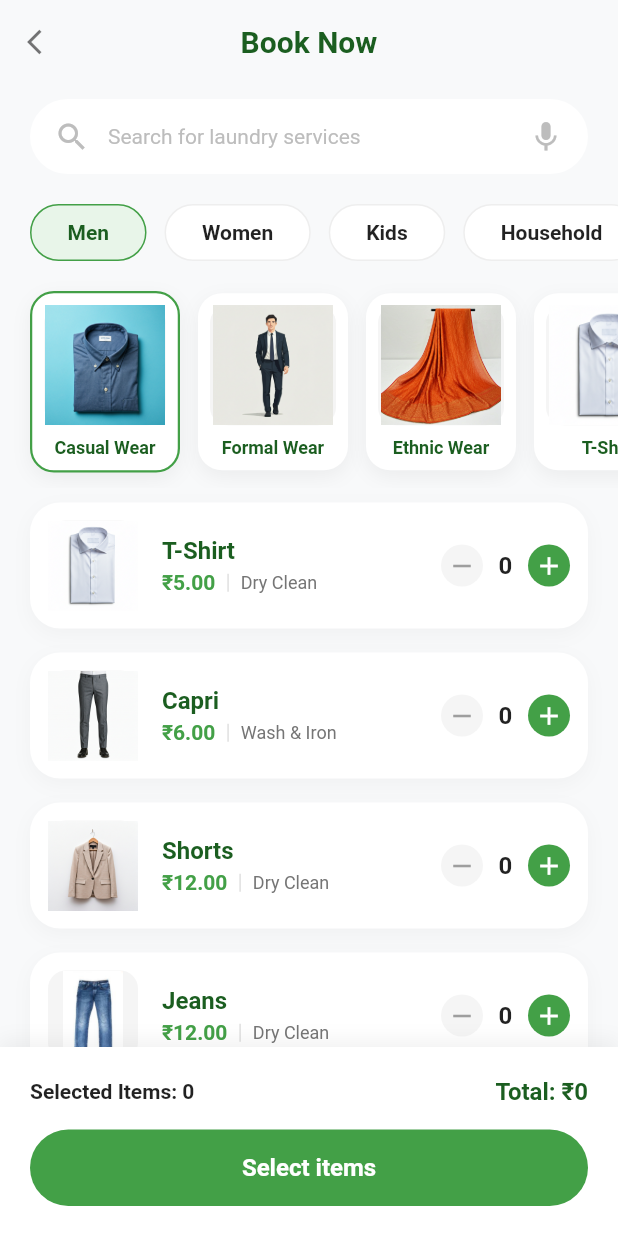
After one commit to gohypedevelopers-stack/cleclo, a Flutter app: the BookServiceScreen screen opened by its route, on a phone screen of 412 x 824 dp. The commit adds this screen. Run offline on Flutter 3.47's test engine with Material 3 defaults, Android fonts, the light colour scheme and no system bars; our stand-ins replace go_router, smooth_page_indicator.

Commit message:
feat: Implement home and book service screens with new routing and image assets.

```diff
--- /dev/null
+++ b/lib/features/home/view/book_service_screen.dart
@@ -0,0 +1,396 @@
+import 'package:cleclo/utils/images/images.dart';
+import 'package:cleclo/utils/theme/colors.dart';
+import 'package:flutter/material.dart';
+import 'package:go_router/go_router.dart';
+
+class BookServiceScreen extends StatefulWidget {
+  const BookServiceScreen({super.key});
+
+  @override
+  State<BookServiceScreen> createState() => _BookServiceScreenState();
+}
+
+class _BookServiceScreenState extends State<BookServiceScreen> {
+  String _selectedCategory = 'Men';
+
+  // Mock data for items
+  final List<Map<String, dynamic>> _items = [
+    {
+      'image': Images.tShirt,
+      'name': 'T-Shirt',
+      'price': 5.00,
+      'service': 'Dry Clean',
+      'quantity': 0,
+    },
+    {
+      'image': Images.capri,
+      'name': 'Capri',
+      'price': 6.00,
+      'service': 'Wash & Iron',
+      'quantity': 0,
+    },
+    {
+      'image': Images.shorts,
+      'name': 'Shorts',
+      'price': 12.00,
+      'service': 'Dry Clean',
+      'quantity': 0,
+    },
+    {
+      'image': Images.jeans,
+      'name': 'Jeans',
+      'price': 12.00,
+      'service': 'Dry Clean',
+      'quantity': 0,
+    },
+    {
+      'image': Images.cargoPants,
+      'name': 'Cargo Pants',
+      'price': 12.00,
+      'service': 'Dry Clean',
+      'quantity': 0,
+    },
+  ];
+
+  @override
+  Widget build(BuildContext context) {
+    int selectedCount = _items.fold(0, (sum, item) => sum + (item['quantity'] as int));
+    double totalAmount = _items.fold(0, (sum, item) => sum + (item['quantity'] as int) * (item['price'] as double));
+
+    return Scaffold(
+      backgroundColor: const Color(0xFFF8F9FA), // Light grey background
+      appBar: AppBar(
+        backgroundColor: const Color(0xFFF8F9FA),
+        elevation: 0,
+        leading: IconButton(
+          icon: const Icon(Icons.arrow_back_ios, color: Colors.black54, size: 20),
+          onPressed: () => context.pop(),
+        ),
+        centerTitle: true,
+        title: const Text(
+          'Book Now',
+          style: TextStyle(
+            color: Color(0xFF1B5E20),
+            fontSize: 20,
+            fontWeight: FontWeight.bold,
+          ),
+        ),
+      ),
+      body: Column(
+        children: [
+          // Search Bar
+          Padding(
+            padding: const EdgeInsets.symmetric(horizontal: 20, vertical: 10),
+            child: Container(
+              padding: const EdgeInsets.symmetric(horizontal: 16),
+              height: 50,
+              decoration: BoxDecoration(
+                color: Colors.white,
+                borderRadius: BorderRadius.circular(25),
+              ),
+              child: Row(
+                children: const [
+                  Icon(Icons.search, color: Color(0xFFBDBDBD)),
+                  SizedBox(width: 12),
+                  Expanded(
+                    child: Text(
+                      'Search for laundry services',
+                      style: TextStyle(color: Color(0xFFBDBDBD)),
+                    ),
+                  ),
+                  Icon(Icons.mic, color: Color(0xFFBDBDBD)),
+                ],
+              ),
+            ),
+          ),
+
+          // Categories (Men, Women, etc.)
+          SingleChildScrollView(
+            scrollDirection: Axis.horizontal,
+            padding: const EdgeInsets.symmetric(horizontal: 20, vertical: 10),
+            child: Row(
+              children: ['Men', 'Women', 'Kids', 'Household', 'Institutions'].map((category) {
+                final isSelected = _selectedCategory == category;
+                return Padding(
+                  padding: const EdgeInsets.only(right: 12),
+                  child: GestureDetector(
+                    onTap: () => setState(() => _selectedCategory = category),
+                    child: Container(
+                      padding: const EdgeInsets.symmetric(horizontal: 24, vertical: 10),
+                      decoration: BoxDecoration(
+                        color: isSelected ? const Color(0xFFE8F5E9) : Colors.white,
+                        borderRadius: BorderRadius.circular(20),
+                        border: Border.all(
+                          color: isSelected ? const Color(0xFF43A047) : Colors.grey.shade200,
+                        ),
+                      ),
+                      child: Text(
+                        category,
+                        style: TextStyle(
+                          color: isSelected ? const Color(0xFF1B5E20) : Colors.black87,
+                          fontWeight: FontWeight.w600,
+                        ),
+                      ),
+                    ),
+                  ),
+                );
+              }).toList(),
+            ),
+          ),
+
+          // Sub-Categories (Casual, Formal, Ethnic)
+          SingleChildScrollView(
+            scrollDirection: Axis.horizontal,
+            padding: const EdgeInsets.symmetric(horizontal: 20, vertical: 10),
+            child: Row(
+              children: [
+                _buildSubCategoryItem('Casual Wear', Images.casualWear, true),
+                _buildSubCategoryItem('Formal Wear', Images.formalWear, false),
+                _buildSubCategoryItem('Ethnic Wear', Images.ethnicWear, false),
+                _buildSubCategoryItem('T-Shirt', Images.tShirt, false),
+                _buildSubCategoryItem('Jeans', Images.jeans, false),
+              ],
+            ),
+          ),
+
+          // Items List
+          Expanded(
+            child: ListView.builder(
+              padding: const EdgeInsets.symmetric(horizontal: 20, vertical: 10),
+              itemCount: _items.length,
+              itemBuilder: (context, index) {
+                final item = _items[index];
+                return Container(
+                  margin: const EdgeInsets.only(bottom: 16),
+                  padding: const EdgeInsets.all(12),
+                  decoration: BoxDecoration(
+                    color: Colors.white,
+                    borderRadius: BorderRadius.circular(20),
+                    boxShadow: [
+                      BoxShadow(
+                        color: Colors.black.withOpacity(0.03),
+                        blurRadius: 10,
+                        offset: const Offset(0, 4),
+                      ),
+                    ],
+                  ),
+                  child: Row(
+                    children: [
+                      // Image
+                      Container(
+                        width: 60,
+                        height: 60,
+                        decoration: BoxDecoration(
+                          color: const Color(0xFFF5F5F5),
+                          borderRadius: BorderRadius.circular(12),
+                        ),
+                        child: Image.asset(item['image'], fit: BoxFit.contain),
+                      ),
+                      const SizedBox(width: 16),
+                      // Details
+                      Expanded(
+                        child: Column(
+                          crossAxisAlignment: CrossAxisAlignment.start,
+                          children: [
+                            Text(
+                              item['name'],
+                              style: const TextStyle(
+                                fontSize: 16,
+                                fontWeight: FontWeight.bold,
+                                color: Color(0xFF1B5E20),
+                              ),
+                            ),
+                            const SizedBox(height: 4),
+                            Row(
+                              children: [
+                                Text(
+                                  '₹${item['price'].toStringAsFixed(2)}',
+                                  style: const TextStyle(
+                                    color: Color(0xFF43A047),
+                                    fontWeight: FontWeight.w600,
+                                  ),
+                                ),
+                                Container(
+                                  margin: const EdgeInsets.symmetric(horizontal: 8),
+                                  width: 1,
+                                  height: 12,
+                                  color: Colors.grey.shade300,
+                                ),
+                                Text(
+                                  item['service'],
+                                  style: TextStyle(
+                                    color: Colors.grey.shade600,
+                                    fontSize: 12,
+                                  ),
+                                ),
+                              ],
+                            ),
+                          ],
+                        ),
+                      ),
+                      // Quantity Counter
+                      Row(
+                        children: [
+                          _buildCounterButton(
+                            icon: Icons.remove,
+                            onTap: () {
+                              if (item['quantity'] > 0) {
+                                setState(() => item['quantity']--);
+                              }
+                            },
+                          ),
+                          SizedBox(
+                            width: 30,
+                            child: Text(
+                              '${item['quantity']}',
+                              textAlign: TextAlign.center,
+                              style: const TextStyle(
+                                fontWeight: FontWeight.bold,
+                                fontSize: 16,
+                              ),
+                            ),
+                          ),
+                          _buildCounterButton(
+                            icon: Icons.add,
+                            isAdd: true,
+                            onTap: () {
+                              setState(() => item['quantity']++);
+                            },
+                          ),
+                        ],
+                      ),
+                    ],
+                  ),
+                );
+              },
+            ),
+          ),
+
+          // Bottom Bar
+          Container(
+            padding: const EdgeInsets.all(20),
+            decoration: BoxDecoration(
+              color: Colors.white,
+              boxShadow: [
+                BoxShadow(
+                  color: Colors.black.withOpacity(0.05),
+                  blurRadius: 10,
+                  offset: const Offset(0, -5),
+                ),
+              ],
+            ),
+            child: Column(
+              children: [
+                Row(
+                  mainAxisAlignment: MainAxisAlignment.spaceBetween,
+                  children: [
+                    Text(
+                      'Selected Items: $selectedCount',
+                      style: const TextStyle(
+                        fontWeight: FontWeight.w600,
+                        color: Colors.black87,
+                      ),
+                    ),
+                    Text(
+                      'Total: ₹${totalAmount.toStringAsFixed(0)}',
+                      style: const TextStyle(
+                        fontWeight: FontWeight.bold,
+                        color: Color(0xFF1B5E20),
+                        fontSize: 16,
+                      ),
+                    ),
+                  ],
+                ),
+                const SizedBox(height: 16),
+                SizedBox(
+                  width: double.infinity,
+                  child: ElevatedButton(
+                    onPressed: () {},
+                    style: ElevatedButton.styleFrom(
+                      backgroundColor: const Color(0xFF43A047),
+                      padding: const EdgeInsets.symmetric(vertical: 16),
+                      shape: RoundedRectangleBorder(
+                        borderRadius: BorderRadius.circular(30),
+                      ),
+                      elevation: 0,
+                    ),
+                    child: const Text(
+                      'Select items',
+                      style: TextStyle(
+                        color: Colors.white,
+                        fontSize: 16,
+                        fontWeight: FontWeight.bold,
+                      ),
+                    ),
+                  ),
+                ),
+              ],
+            ),
+          ),
+        ],
+      ),
+    );
+  }
+
+  Widget _buildSubCategoryItem(String label, String image, bool isSelected) {
+    return Container(
+      width: 100,
+      margin: const EdgeInsets.only(right: 12),
+      padding: const EdgeInsets.all(8),
+      decoration: BoxDecoration(
+        color: Colors.white,
+        borderRadius: BorderRadius.circular(16),
+        border: isSelected ? Border.all(color: const Color(0xFF43A047), width: 1.5) : null,
+        boxShadow: [
+          BoxShadow(
+            color: Colors.black.withOpacity(0.05),
+            blurRadius: 10,
+            offset: const Offset(0, 4),
+          ),
+        ],
+      ),
+      child: Column(
+        children: [
+          Container(
+            height: 80,
+            decoration: BoxDecoration(
+              color: const Color(0xFFF5F5F5),
+              borderRadius: BorderRadius.circular(12),
+            ),
+            child: Center(
+              child: Image.asset(image, fit: BoxFit.contain),
+            ),
+          ),
+          const SizedBox(height: 8),
+          Text(
+            label,
+            textAlign: TextAlign.center,
+            style: const TextStyle(
+              fontSize: 12,
+              fontWeight: FontWeight.w600,
+              color: Color(0xFF1B5E20),
+            ),
+          ),
+        ],
+      ),
+    );
+  }
+
+  Widget _buildCounterButton({required IconData icon, required VoidCallback onTap, bool isAdd = false}) {
+    return GestureDetector(
+      onTap: onTap,
+      child: Container(
+        padding: const EdgeInsets.all(4),
+        decoration: BoxDecoration(
+          color: isAdd ? const Color(0xFF43A047) : const Color(0xFFF5F5F5),
+          shape: BoxShape.circle,
+        ),
+        child: Icon(
+          icon,
+          size: 20,
+          color: isAdd ? Colors.white : Colors.grey,
+        ),
+      ),
+    );
+  }
+}
--- a/lib/features/home/view/home_screen.dart
+++ b/lib/features/home/view/home_screen.dart
@@ -1,6 +1,8 @@
 import 'package:cleclo/utils/images/images.dart';
 import 'package:cleclo/utils/theme/colors.dart';
 import 'package:flutter/material.dart';
+import 'package:go_router/go_router.dart';
+import 'package:cleclo/routes/route_constants.dart';
 
 class HomeScreen extends StatelessWidget {
   const HomeScreen({super.key});
@@ -311,7 +313,11 @@ class HomeScreen extends StatelessWidget {
         ),
         itemCount: services.length,
         itemBuilder: (context, index) {
-          return Container(
+          return GestureDetector(
+            onTap: () {
+              context.push(RouteConstants.bookServiceScreen);
+            },
+            child: Container(
               decoration: BoxDecoration(
                 color: Colors.white,
                 borderRadius: BorderRadius.circular(20),
@@ -352,6 +358,7 @@ class HomeScreen extends StatelessWidget {
                     ),
                   ),
                 ],
+              ),
             ),
           );
         },
--- a/lib/routes/route_config.dart
+++ b/lib/routes/route_config.dart
@@ -2,6 +2,7 @@ import 'package:cleclo/features/auth/view/auth_welcome_screen.dart';
 import 'package:cleclo/features/auth/view/register_screen.dart';
 import 'package:cleclo/features/auth/view/register_send_otp.dart';
 import 'package:cleclo/features/auth/view/verify_otp_screen.dart';
+import 'package:cleclo/features/home/view/book_service_screen.dart';
 import 'package:cleclo/features/location/view/enable_location_screen.dart';
 import 'package:cleclo/features/home/view/bottom_nav_bar.dart';
 import 'package:cleclo/features/onboarding/view/onboarding_screen.dart';
@@ -43,79 +44,11 @@ final GoRouter appRouter = GoRouter(
       name: RouteConstants.enableLocationScreen,
       builder: (context, state) => const EnableLocationScreen(),
     ),
-    // GoRoute(
-    //   path: RouteConstants.forgotPasswordScreen,
-    //   name: RouteConstants.forgotPasswordScreen,
-    //   builder: (context, state) => const ForgotPasswordPage(),
-    // ),
-    // GoRoute(
-    //   path: RouteConstants.bottomNavBarScreen,
-    //   name: RouteConstants.bottomNavBarScreen,
-    //   builder: (context, state) => const BottomNavBar(),
-    // ),
-    // GoRoute(
-    //   path: RouteConstants.doctorDetailsScreen,
-    //   name: RouteConstants.doctorDetailsScreen,
-    //   builder: (context, state) => const DoctorDetailsScreen(),
-    // ),
-    // GoRoute(
-    //   path: RouteConstants.patientDetailsScreen,
-    //   name: RouteConstants.patientDetailsScreen,
-    //   builder: (context, state) => const PatientDetailsScreen(),
-    // ),
-    // GoRoute(
-    //   path: RouteConstants.selectPackageScreen,
-    //   name: RouteConstants.selectPackageScreen,
-    //   builder: (context, state) => const SelectPackageScreen(),
-    // ),
-    // GoRoute(
-    //   path: RouteConstants.placeAppointmentScreen,
-    //   name: RouteConstants.placeAppointmentScreen,
-    //   builder: (context, state) => const PlaceAppointmentScreen(),
-    // ),
-    // GoRoute(
-    //   path: RouteConstants.paymentSuccessScreen,
-    //   name: RouteConstants.paymentSuccessScreen,
-    //   builder: (context, state) => const PaymentSuccessScreen(),
-    // ),
-    // GoRoute(
-    //   path: RouteConstants.notificationsScreen,
-    //   name: RouteConstants.notificationsScreen,
-    //   builder: (context, state) => const NotificationsScreen(),
-    // ),
-    // GoRoute(
-    //   path: RouteConstants.editProfileScreen,
-    //   name: RouteConstants.editProfileScreen,
-    //   builder: (context, state) => const EditProfileScreen(),
-    // ),
-    // GoRoute(
-    //   path: RouteConstants.pharmacyHomeScreen,
-    //   name: RouteConstants.pharmacyHomeScreen,
-    //   builder: (context, state) => const PharmacyHomeScreen(),
-    // ),
-    // GoRoute(
-    //   path: RouteConstants.pharmacyProductsDetailsScreen,
-    //   name: RouteConstants.pharmacyProductsDetailsScreen,
-    //   builder: (context, state) => const PharmacyProductsDetailsScreen(),
-    // ),
-    // GoRoute(
-    //   path: RouteConstants.cartScreen,
-    //   name: RouteConstants.cartScreen,
-    //   builder: (context, state) => const CartScreen(),
-    // ),
-    // GoRoute(
-    //   path: RouteConstants.chatScreen,
-    //   name: RouteConstants.chatScreen,
-    //   builder: (context, state) => const ChatScreen(),
-    // ),
-    // GoRoute(
-    //   path: RouteConstants.chatImagePreviewScreen,
-    //   name: RouteConstants.chatImagePreviewScreen,
-    //   builder: (context, state) {
-    //     final file = state.extra as File;
-    //     return ChatImagePreviewScreen(image: file);
-    //   },
-    // ),
+    GoRoute(
+      path: RouteConstants.bookServiceScreen,
+      name: RouteConstants.bookServiceScreen,
+      builder: (context, state) => const BookServiceScreen(),
+    ),
     GoRoute(
       path: RouteConstants.bottomNavBarScreen,
       name: RouteConstants.bottomNavBarScreen,
--- a/lib/routes/route_constants.dart
+++ b/lib/routes/route_constants.dart
@@ -7,4 +7,5 @@ class RouteConstants {
   static const registerScreen = "/register-screen";
   static const enableLocationScreen = "/enable-location-screen";
   static const bottomNavBarScreen = "/bottom-nav-bar";
+  static const bookServiceScreen = "/book-service";
 }
--- a/lib/utils/images/images.dart
+++ b/lib/utils/images/images.dart
@@ -27,4 +27,16 @@ class Images {
   static const String latestOffer = 'assets/images/latestoffer.jpg';
   static const String promotion1 = 'assets/images/offer_promotion_1.png';
   static const String promotion2 = 'assets/images/offer_promotion_2.png';
+
+  // Booking - Sub Categories
+  static const String casualWear = 'assets/images/Casual Wear.png';
+  static const String formalWear = 'assets/images/Formal Wear.png';
+  static const String ethnicWear = 'assets/images/Ethnic Wear.png';
+
+  // Booking - Items
+  static const String tShirt = 'assets/images/T-Shirt.png';
+  static const String capri = 'assets/images/Capri.png';
+  static const String shorts = 'assets/images/Shorts.png';
+  static const String jeans = 'assets/images/Jeans.jpg';
+  static const String cargoPants = 'assets/images/Cargo Pants.jpg';
 }
```
Also changed, not shown: assets/images/Capri.png (added), assets/images/Cargo Pants.jpg (added), assets/images/Casual Wear.png (added), assets/images/Ethnic Wear.png (added), assets/images/Formal Wear.png (added), assets/images/Jeans.jpg (added), assets/images/Shorts.png (added), assets/images/T-Shirt.png (added). Lines whose indentation alone changed are shown as unchanged.
